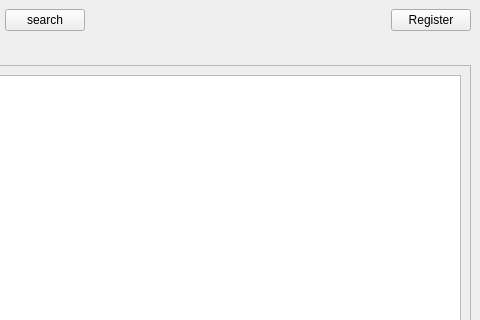
First picture: the form in desktop_app/ui/windows/student_manager/student_manager.ui, repository elmhadji/PaperTrailGuard, before the edit; both pictures show x 287 to 767 and y 0 to 320 of the 767 by 558 pixel window.
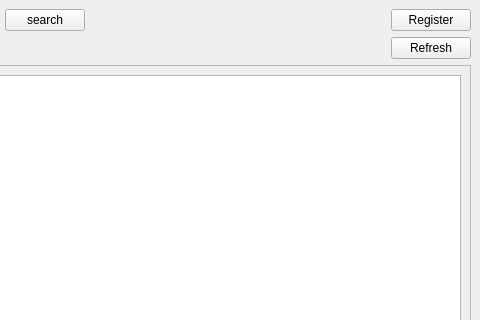
Second picture: the form after the edit.

Commit message: - Implement logic for loading students to list - Implement logic to sedn information of student to the register window to update their information

```diff
--- a/desktop_app/ui/windows/student_manager/student_manager.ui
+++ b/desktop_app/ui/windows/student_manager/student_manager.ui
@@ -115,6 +115,13 @@
         </property>
        </spacer>
       </item>
+      <item>
+       <widget class="QPushButton" name="refresh_button">
+        <property name="text">
+         <string>Refresh</string>
+        </property>
+       </widget>
+      </item>
      </layout>
     </item>
     <item row="2" column="0">
```
Left out of the diff: 23 changed lines with no effect on the pictures. The commit also changes 2 other files.
